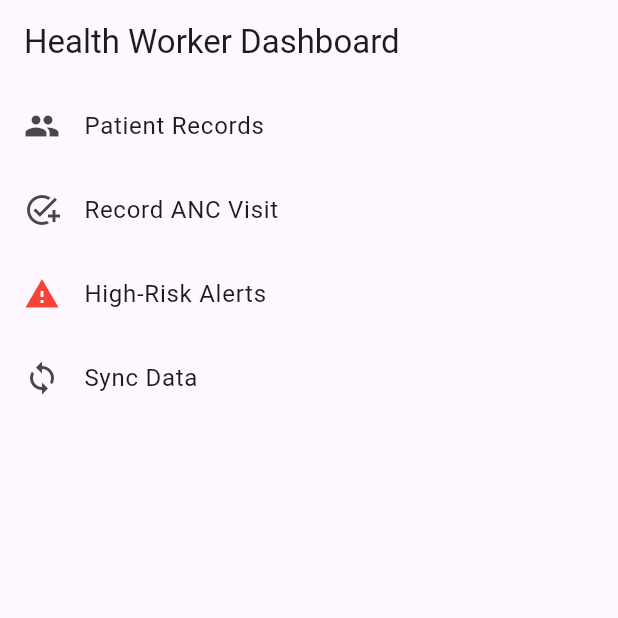
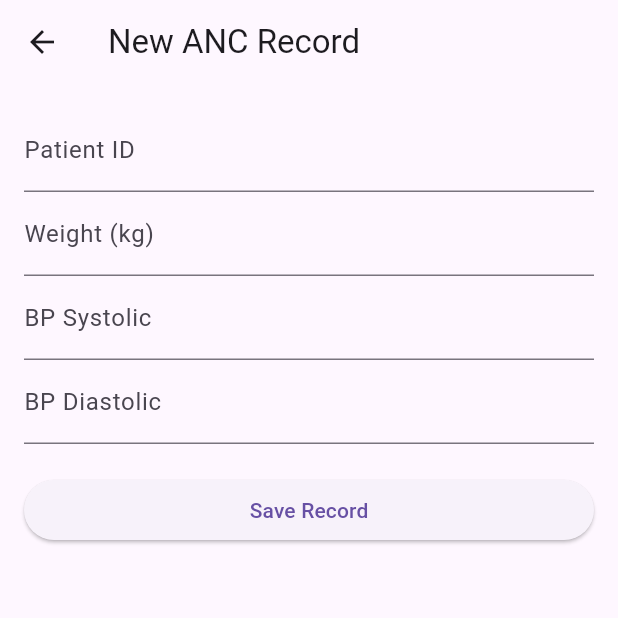
Before and after one commit to hkrypmg5mw-png/-masango-samuel-, a Flutter app: the HealthWorkerDashboard screen opened directly, after a tap on "Record ANC Visit", on a phone screen of 412 x 824 dp, the top half of it. Run offline on Flutter 3.47's test engine with Material 3 defaults, Android fonts, the phone set to English and light mode, and no system bars; our stand-ins replace fl_chart, flutter_secure_storage, font_awesome_flutter, sqflite; accounts and stored records are empty; generated files the repository leaves out were written again; network calls fail.

Commit message:
Comprehensive bug fixes and feature enhancements
- Improved 'Smart Merge' logic for better conflict resolution.
- Added full navigation and role-based dashboard routing.
- Implemented real-time Chat and Record Entry (ANC/Vaccination) UI screens.
- Fixed hardcoded API URLs and improved authentication state management.
- Enhanced localization support across all major screens.
- Cleaned up artifacts and verified backend with expanded unit tests.

Co-authored-by: hkrypmg5mw-png <279815273+hkrypmg5mw-png@users.noreply.github.com>

```diff
--- a/frontend/lib/screens/health_worker_dashboard.dart
+++ b/frontend/lib/screens/health_worker_dashboard.dart
@@ -1,10 +1,13 @@
 import 'package:flutter/material.dart';
+import 'package:flutter_gen/gen_l10n/app_localizations.dart';
+import 'record_entry_screen.dart';
 
 class HealthWorkerDashboard extends StatelessWidget {
   @override
   Widget build(BuildContext context) {
+    final l10n = AppLocalizations.of(context)!;
     return Scaffold(
-      appBar: AppBar(title: Text("Health Worker Dashboard")),
+      appBar: AppBar(title: Text(l10n.dashboard)),
       body: ListView(
         children: [
           ListTile(
@@ -15,7 +18,16 @@ class HealthWorkerDashboard extends StatelessWidget {
           ListTile(
             leading: Icon(Icons.add_task),
             title: Text("Record ANC Visit"),
-            onTap: () {},
+            onTap: () {
+              Navigator.of(context).push(MaterialPageRoute(builder: (_) => RecordEntryScreen(recordType: "ANC")));
+            },
+          ),
+          ListTile(
+            leading: Icon(Icons.vaccines),
+            title: Text("Record Vaccination"),
+            onTap: () {
+              Navigator.of(context).push(MaterialPageRoute(builder: (_) => RecordEntryScreen(recordType: "Vaccination")));
+            },
           ),
           ListTile(
             leading: Icon(Icons.warning, color: Colors.red),
--- /dev/null
+++ b/frontend/lib/screens/record_entry_screen.dart
@@ -0,0 +1,48 @@
+import 'package:flutter/material.dart';
+
+class RecordEntryScreen extends StatefulWidget {
+  final String recordType; // ANC or Vaccination
+
+  RecordEntryScreen({required this.recordType});
+
+  @override
+  _RecordEntryScreenState createState() => _RecordEntryScreenState();
+}
+
+class _RecordEntryScreenState extends State<RecordEntryScreen> {
+  final _formKey = GlobalKey<FormState>();
+
+  @override
+  Widget build(BuildContext context) {
+    return Scaffold(
+      appBar: AppBar(title: Text("New ${widget.recordType} Record")),
+      body: Padding(
+        padding: const EdgeInsets.all(16.0),
+        child: Form(
+          key: _formKey,
+          child: ListView(
+            children: [
+              TextFormField(decoration: InputDecoration(labelText: "Patient ID")),
+              if (widget.recordType == "ANC") ...[
+                TextFormField(decoration: InputDecoration(labelText: "Weight (kg)")),
+                TextFormField(decoration: InputDecoration(labelText: "BP Systolic")),
+                TextFormField(decoration: InputDecoration(labelText: "BP Diastolic")),
+              ] else ...[
+                TextFormField(decoration: InputDecoration(labelText: "Vaccine Name")),
+                TextFormField(decoration: InputDecoration(labelText: "Batch Number")),
+              ],
+              SizedBox(height: 20),
+              ElevatedButton(
+                onPressed: () {
+                  ScaffoldMessenger.of(context).showSnackBar(SnackBar(content: Text("Record Saved Locally")));
+                  Navigator.of(context).pop();
+                },
+                child: Text("Save Record"),
+              ),
+            ],
+          ),
+        ),
+      ),
+    );
+  }
+}
```
Also changed, not shown: frontend/lib/providers/auth_provider.dart (+10 -4 lines), frontend/lib/screens/admin_dashboard.dart (added, +36 -0 lines), frontend/lib/screens/chat_screen.dart (added, +84 -0 lines), frontend/lib/screens/login_screen.dart (+10 -1 lines), frontend/lib/services/auth_service.dart (+16 -3 lines), frontend/lib/services/sync_service.dart (+14 -3 lines), 8 other files.
